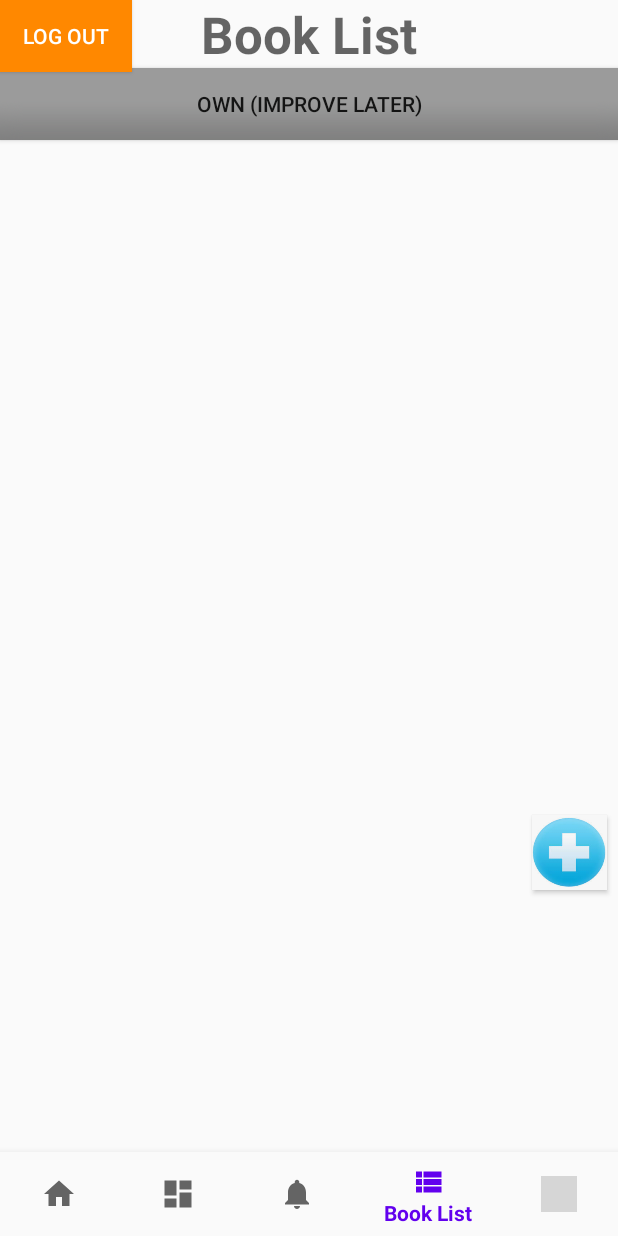
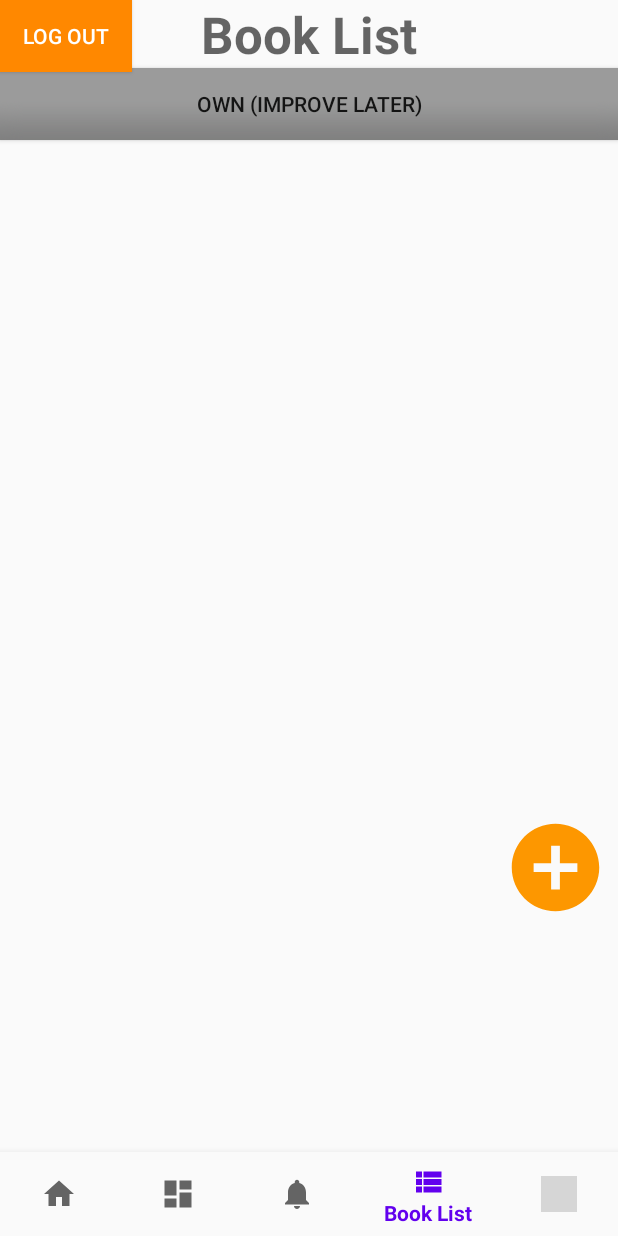
Before and after one commit to CMPUT301F20T10/iBook, an Android app: the BookListFragment screen opened through its navigation route, on a phone screen of 412 x 824 dp. Run offline under Robolectric (Android 15) with nearby library versions, the phone set to English and light mode, and no system bars; our stand-ins replace Firebase (no records; nobody signed in at launch, a user with empty details on screens opened directly), navigation-ui; grey boxes are pictures that could not be loaded.

Commit message:
Add floder

```diff
--- a/code/iBook/app/src/main/java/com/example/ibook/BookListAdapter.java
+++ b/code/iBook/app/src/main/java/com/example/ibook/BookListAdapter.java
@@ -6,6 +6,8 @@ import android.view.View;
 import android.view.ViewGroup;
 import android.widget.BaseAdapter;
 import android.widget.TextView;
+
+import com.example.ibook.entities.Book;
 
 import java.util.ArrayList;
 
--- a/code/iBook/app/src/main/java/com/example/ibook/activities/AddMyBookActivity.java
+++ b/code/iBook/app/src/main/java/com/example/ibook/activities/AddMyBookActivity.java
@@ -8,9 +8,9 @@ import android.widget.EditText;
 import android.widget.ImageView;
 import android.widget.Toast;
 
-import com.example.ibook.Book;
+import com.example.ibook.entities.Book;
 import com.example.ibook.R;
-import com.example.ibook.User;
+import com.example.ibook.entities.User;
 import com.google.android.gms.tasks.OnCompleteListener;
 import com.google.android.gms.tasks.Task;
 import com.google.firebase.firestore.FirebaseFirestore;
--- a/code/iBook/app/src/main/java/com/example/ibook/activities/PageActivity.java
+++ b/code/iBook/app/src/main/java/com/example/ibook/activities/PageActivity.java
@@ -8,7 +8,7 @@ import android.widget.ArrayAdapter;
 import android.widget.ListView;
 import android.widget.SearchView;
 
-import com.example.ibook.Book;
+import com.example.ibook.entities.Book;
 import com.example.ibook.R;
 import com.google.android.material.bottomnavigation.BottomNavigationView;
 import com.google.firebase.auth.FirebaseAuth;
--- a/code/iBook/app/src/main/java/com/example/ibook/activities/SignUpActivity.java
+++ b/code/iBook/app/src/main/java/com/example/ibook/activities/SignUpActivity.java
@@ -8,7 +8,7 @@ import android.widget.EditText;
 import android.widget.ProgressBar;
 import android.widget.Toast;
 
-import com.example.ibook.Book;
+import com.example.ibook.entities.Book;
 import com.example.ibook.R;
 import com.google.android.gms.tasks.OnCompleteListener;
 import com.google.android.gms.tasks.OnSuccessListener;
--- a/code/iBook/app/src/main/java/com/example/ibook/activities/ViewBookActivity.java
+++ b/code/iBook/app/src/main/java/com/example/ibook/activities/ViewBookActivity.java
@@ -8,9 +8,9 @@ import android.widget.TextView;
 import androidx.annotation.Nullable;
 import androidx.appcompat.app.AppCompatActivity;
 
-import com.example.ibook.Book;
+import com.example.ibook.entities.Book;
 import com.example.ibook.R;
-import com.example.ibook.User;
+import com.example.ibook.entities.User;
 
 public class ViewBookActivity extends AppCompatActivity {
     private User user;
--- a/code/iBook/app/src/main/java/com/example/ibook/Book.java
+++ b/code/iBook/app/src/main/java/com/example/ibook/entities/Book.java
@@ -1,4 +1,4 @@
-package com.example.ibook;
+package com.example.ibook.entities;
 
 import java.io.Serializable;
 
--- a/code/iBook/app/src/main/java/com/example/ibook/User.java
+++ b/code/iBook/app/src/main/java/com/example/ibook/entities/User.java
@@ -1,4 +1,4 @@
-package com.example.ibook;
+package com.example.ibook.entities;
 
 import java.io.Serializable;
 
--- a/code/iBook/app/src/main/java/com/example/ibook/fragment/BookListFragment.java
+++ b/code/iBook/app/src/main/java/com/example/ibook/fragment/BookListFragment.java
@@ -11,10 +11,10 @@ import android.widget.ListView;
 import android.widget.Toast;
 
 import com.example.ibook.activities.AddMyBookActivity;
-import com.example.ibook.Book;
+import com.example.ibook.entities.Book;
 import com.example.ibook.BookListAdapter;
 import com.example.ibook.R;
-import com.example.ibook.User;
+import com.example.ibook.entities.User;
 import com.example.ibook.activities.ViewBookActivity;
 import com.google.android.gms.tasks.OnCompleteListener;
 import com.google.android.gms.tasks.Task;
@@ -49,14 +49,8 @@ public class BookListFragment extends Fragment {
         btn_addBook = root.findViewById(R.id.button_add);
         datalist = new ArrayList<>();
         db = FirebaseFirestore.getInstance();
-        /*
+
         // TODO: transfer into the database
-        Book newBook = new Book("Watchmen", "Alan Moore, Dave Gibbons", "2014", "Psychologically moving comic book...", Book.Status.Available, "temp isbn 1");
-
-        Book newBook2 = new Book("The Millionaire Maker", "Loral Langemeier", "2006", "You - A Millionaire? (It's true, and you might be closer than you think.)\n " +
-                "Even financial woes and a limited income can't stop you from creating real wealth and the freedom in buys.", Book.Status.Available, "temp isbn 2");
-        datalist.add(newBook);
-        datalist.add(newBook2);*/
         adapter = new BookListAdapter(datalist, getActivity());
         bookListView.setAdapter(adapter);
         adapter.notifyDataSetChanged();
--- a/code/iBook/app/src/main/java/com/example/ibook/fragment/HomeFragment.java
+++ b/code/iBook/app/src/main/java/com/example/ibook/fragment/HomeFragment.java
@@ -13,10 +13,10 @@ import androidx.annotation.NonNull;
 import androidx.annotation.Nullable;
 import androidx.fragment.app.Fragment;
 
-import com.example.ibook.Book;
+import com.example.ibook.entities.Book;
 import com.example.ibook.BookListAdapter;
 import com.example.ibook.R;
-import com.example.ibook.User;
+import com.example.ibook.entities.User;
 import com.example.ibook.activities.ViewBookActivity;
 
 import java.util.ArrayList;
--- /dev/null
+++ b/code/iBook/app/src/main/res/drawable/ic_baseline_add_circle_24.xml
@@ -0,0 +1,6 @@
+<vector android:height="50dp" android:tint="#FD9700"
+    android:viewportHeight="24" android:viewportWidth="24"
+    android:width="50dp" xmlns:android="http://schemas.android.com/apk/res/android">
+    <path android:fillColor="@android:color/white"
+        android:pathData="M12,2C6.48,2 2,6.48 2,12s4.48,10 10,10 10,-4.48 10,-10S17.52,2 12,2zM17,13h-4v4h-2v-4L7,13v-2h4L11,7h2v4h4v2z"/>
+</vector>
--- /dev/null
+++ b/code/iBook/app/src/main/res/layout/activity_scan.xml
@@ -0,0 +1,6 @@
+<?xml version="1.0" encoding="utf-8"?>
+<androidx.constraintlayout.widget.ConstraintLayout
+    xmlns:android="http://schemas.android.com/apk/res/android" android:layout_width="match_parent"
+    android:layout_height="match_parent">
+
+</androidx.constraintlayout.widget.ConstraintLayout>
--- a/code/iBook/app/src/main/res/layout/fragment_booklist.xml
+++ b/code/iBook/app/src/main/res/layout/fragment_booklist.xml
@@ -31,9 +31,9 @@
 
     <Button
         android:id="@+id/button_add"
-        android:layout_width="50dp"
-        android:layout_height="50dp"
-        android:background="@drawable/add_image"
+        android:layout_width="70dp"
+        android:layout_height="70dp"
+        android:background="@drawable/ic_baseline_add_circle_24"
         android:clickable="true"
         android:focusable="true"
         android:onClick="addBook"
```
